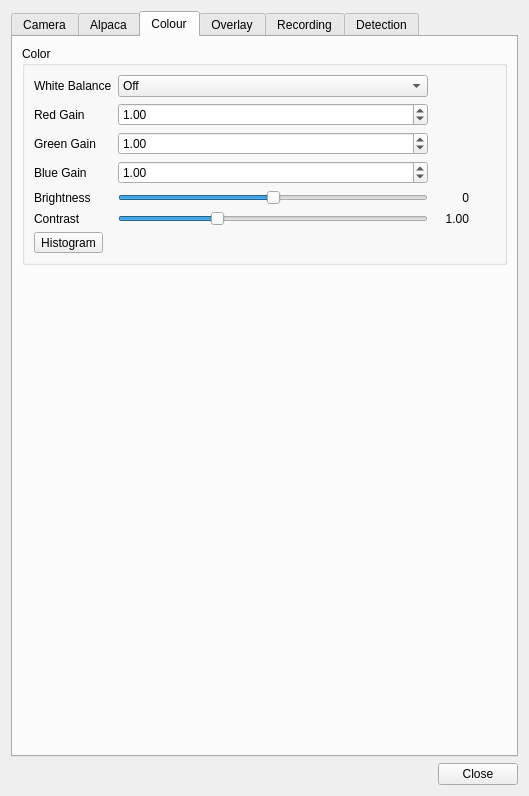
This is plugins/feature/camera/camerasettingsdialog.ui in srcejon/sdrangel as Qt 5 draws it before an edit. The edited form follows.
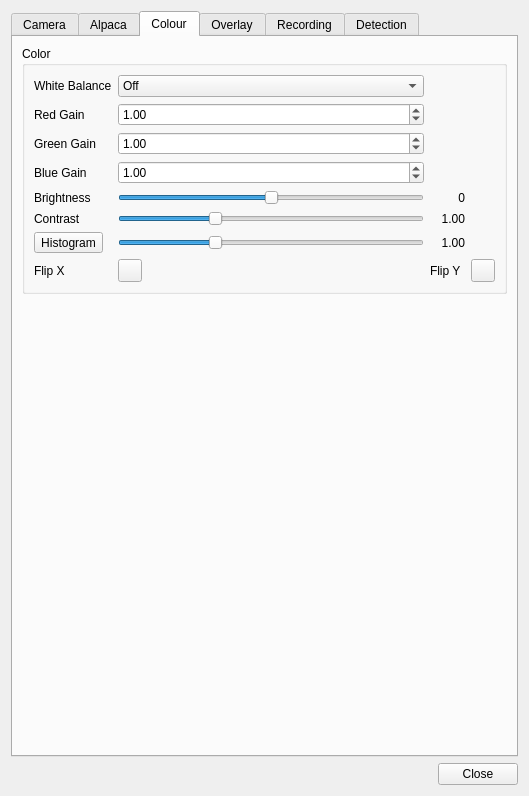
This is the edited form. The open tabs and pages were chosen to show the change. Icons and pictures are not drawn. Custom widgets are drawn as their Qt base class.

Commit message: Add camera gamma and flip controls

```diff
--- a/plugins/feature/camera/camerasettingsdialog.ui
+++ b/plugins/feature/camera/camerasettingsdialog.ui
@@ -637,6 +637,82 @@
           <string>Color</string>
          </property>
          <layout class="QGridLayout" name="gridLayout_6">
+          <item row="6" column="0">
+           <widget class="QLabel" name="gammaLabel">
+            <property name="text">
+             <string>Gamma</string>
+            </property>
+           </widget>
+          </item>
+          <item row="6" column="1">
+           <widget class="QSlider" name="gammaSlider">
+            <property name="toolTip">
+             <string>Gamma correction exponent</string>
+            </property>
+            <property name="minimum">
+             <number>10</number>
+            </property>
+            <property name="maximum">
+             <number>300</number>
+            </property>
+            <property name="value">
+             <number>100</number>
+            </property>
+            <property name="orientation">
+             <enum>Qt::Orientation::Horizontal</enum>
+            </property>
+           </widget>
+          </item>
+          <item row="6" column="2">
+           <widget class="QLabel" name="gammaValue">
+            <property name="minimumSize">
+             <size>
+              <width>35</width>
+              <height>0</height>
+             </size>
+            </property>
+            <property name="text">
+             <string>1.00</string>
+            </property>
+            <property name="alignment">
+             <set>Qt::AlignmentFlag::AlignRight|Qt::AlignmentFlag::AlignTrailing|Qt::AlignmentFlag::AlignVCenter</set>
+            </property>
+           </widget>
+          </item>
+          <item row="7" column="0">
+           <widget class="QLabel" name="flipXLabel">
+            <property name="text">
+             <string>Flip X</string>
+            </property>
+           </widget>
+          </item>
+          <item row="7" column="1">
+           <widget class="ButtonSwitch" name="flipXButton">
+            <property name="toolTip">
+             <string>Flip the image horizontally</string>
+            </property>
+            <property name="text">
+             <string/>
+            </property>
+           </widget>
+          </item>
+          <item row="7" column="2">
+           <widget class="QLabel" name="flipYLabel">
+            <property name="text">
+             <string>Flip Y</string>
+            </property>
+           </widget>
+          </item>
+          <item row="7" column="3">
+           <widget class="ButtonSwitch" name="flipYButton">
+            <property name="toolTip">
+             <string>Flip the image vertically</string>
+            </property>
+            <property name="text">
+             <string/>
+            </property>
+           </widget>
+          </item>
           <item row="5" column="0">
            <widget class="QLabel" name="contrastLabel">
             <property name="text">
@@ -1822,8 +1898,15 @@
      </property>
     </widget>
    </item>
-  </layout>
- </widget>
+ </layout>
+</widget>
+ <customwidgets>
+  <customwidget>
+   <class>ButtonSwitch</class>
+   <extends>QToolButton</extends>
+   <header>gui/buttonswitch.h</header>
+  </customwidget>
+ </customwidgets>
  <resources>
   <include location="../../../sdrgui/resources/res.qrc"/>
  </resources>
```
The commit also changes 5 other files.
